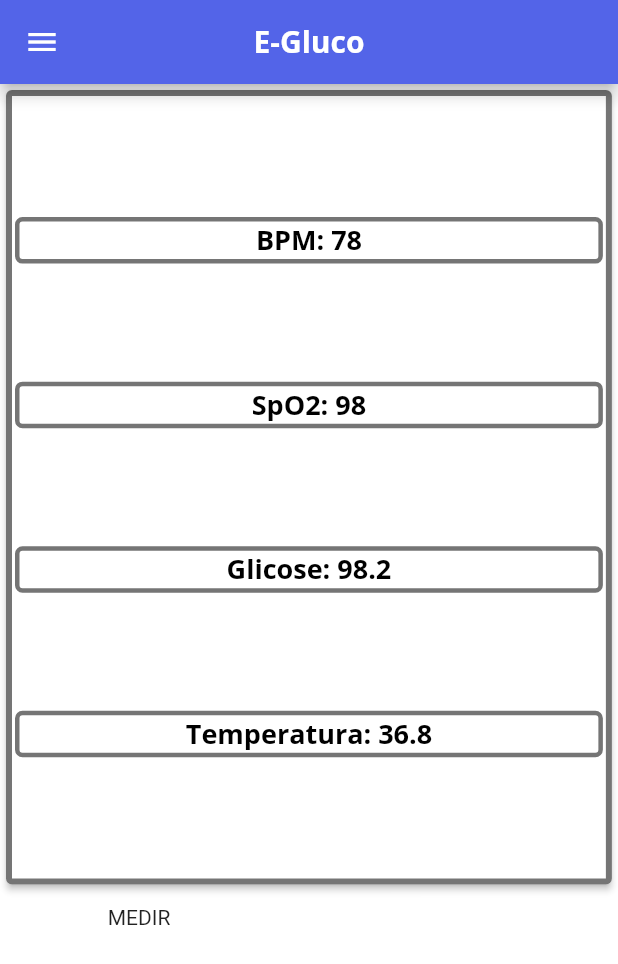
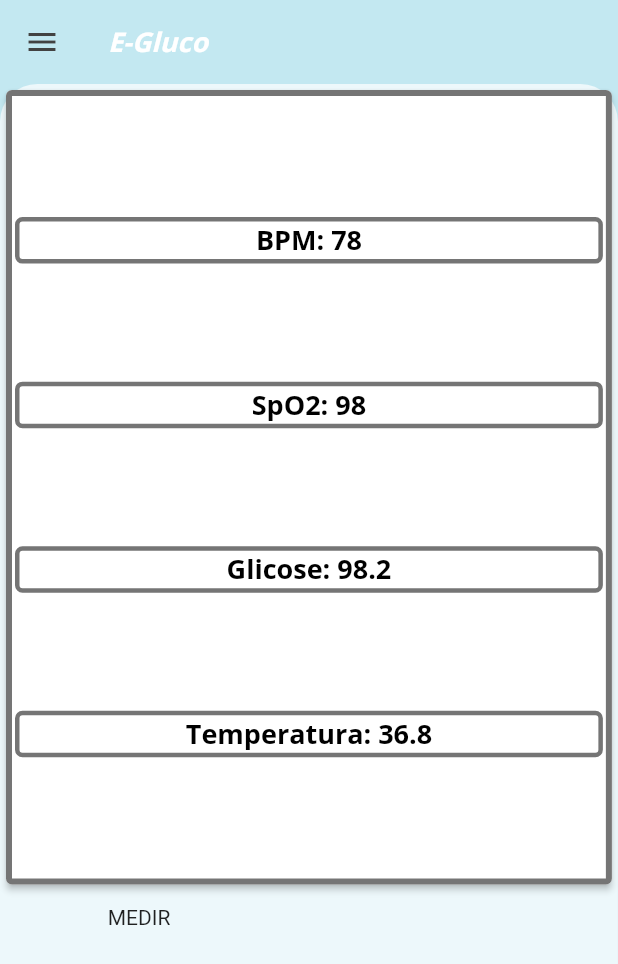
Before and after one commit to MrBertemes/Glucose-App, a Flutter app: the screen it shows after launch, after a tap on "Entrar", on a phone screen of 412 x 824 dp. Shown: the top 964 px of the screen. Run offline on Flutter 3.47's test engine with Material 2 defaults, Android fonts, the phone set to English and light mode, and no system bars; our stand-ins replace flutter_blue, sqflite; missing offline and left inert: async_button_builder, dart:html; accounts and stored records are empty.

Commit message:
Refactored appbar and colors, and added named routes

```diff
--- a/gluco/lib/main.dart
+++ b/gluco/lib/main.dart
@@ -3,28 +3,44 @@
 import 'dart:math';
 import 'package:flutter/material.dart';
 import 'package:flutter/services.dart';
+import 'package:gluco/pages/devicepage.dart';
+import 'package:gluco/pages/profilepage.dart';
+import 'package:gluco/pages/signuppage.dart';
+import 'package:gluco/styles/colors.dart';
 import 'package:gluco/widgets/chartbox.dart';
 import 'package:gluco/pages/homepage.dart';
 import 'package:gluco/widgets/sidebar.dart';
 import 'package:gluco/widgets/valuecard.dart';
 import 'package:flutter_blue/flutter_blue.dart';
 import './models/collected.dart';
+import 'pages/historypage.dart';
 import 'pages/loginpage.dart';
 import 'pages/initscreen.dart';
 
+String _defaultHome = '/login';
+
 void main() async {
   WidgetsFlutterBinding.ensureInitialized();
-  runApp(MaterialApp(
+
+  // bool _auth = await Auth.isLoggedIn();
+  bool _auth = false;
+  if (_auth) {
+    _defaultHome = '/home';
+  }
+
+  runApp(
+    MaterialApp(
       home: Main(),
-  ));
+    ),
+  );
 }
 
 class Main extends StatefulWidget {
   @override
-  MainState createState() => MainState();
+  _MainState createState() => _MainState();
 }
 
-class MainState extends State<Main> {
+class _MainState extends State<Main> {
   Collected _dataCollected = Collected(
     id: 0,
     batimento: 78,
@@ -36,29 +52,16 @@ class MainState extends State<Main> {
 
   FlutterBlue bluetooth = FlutterBlue.instance;
 
-  // desabilitar autenticação
-  bool auth = true;
-
   GlobalKey<ScaffoldState> _globalKey = GlobalKey();
   @override
   Widget build(BuildContext context) {
-    final AppBar appBar = AppBar(
-      elevation: 4,
-      centerTitle: true,
-      // backgroundColor: Color.fromARGB(255, 98, 114, 250),
-      backgroundColor: Color.fromARGB(255, 83, 100, 232),
-      title: Text("E-Gluco",
-          textAlign: TextAlign.center,
-          style: Theme.of(context).appBarTheme.titleTextStyle),
-    );
-
     return MaterialApp(
       theme: ThemeData(
-        scaffoldBackgroundColor: Colors.white,
+        scaffoldBackgroundColor: fundoScaf,
+        backgroundColor: Colors.white,
         primarySwatch: Colors.green,
-        // primarySwatch: Color.fromARGB(255, 98, 114, 250),
         accentColor: Colors.grey[600],
-        errorColor: Colors.purple[900],
+        errorColor: Colors.red[900],
         fontFamily: 'Quicksand',
         textTheme: ThemeData.light().textTheme.copyWith(
               headline6: TextStyle(
@@ -67,7 +70,8 @@ class MainState extends State<Main> {
                 fontSize: 18,
                 fontWeight: FontWeight.bold,
               ),
-            button: TextStyle(color: Colors.white)),
+              button: TextStyle(color: Colors.white),
+            ),
         appBarTheme: AppBarTheme(
           textTheme: ThemeData.light().textTheme.copyWith(
                 headline6: TextStyle(
@@ -79,17 +83,16 @@ class MainState extends State<Main> {
               ),
         ),
       ),
-      home: auth
-          ? InitScreen(
-              appBar: appBar,
-              bluetooth: bluetooth,
-              dataCollected: _dataCollected,
-            )
-          : HomePage(
-              appBar: appBar,
-              dataCollected: _dataCollected,
-              bluetooth: bluetooth,
-            ),
+      routes: {
+        '/': (context) => InitScreen(route: _defaultHome),
+        '/home': (context) =>
+            HomePage(dataCollected: _dataCollected, bluetooth: bluetooth),
+        '/login': (context) => LoginPage(),
+        '/signup': (context) => SignUpPage(),
+        '/devices': (context) => DevicePage(blue: bluetooth),
+        '/history': (context) => HistoryPage(),
+        '/profile': (context) => ProfilePage(),
+      },
     );
   }
 }
--- a/gluco/lib/pages/homepage.dart
+++ b/gluco/lib/pages/homepage.dart
@@ -4,20 +4,19 @@ import 'package:flutter/material.dart';
 import 'package:flutter_blue/flutter_blue.dart';
 import 'package:async_button_builder/async_button_builder.dart';
 import 'package:flutter_blue/gen/flutterblue.pb.dart' as pb;
+import 'package:gluco/styles/defaultappbar.dart';
 import 'package:http/http.dart';
+import '../styles/colors.dart';
 import '../widgets/sidebar.dart';
 import '../models/collected.dart';
 import '../widgets/chartbox.dart';
 import 'dart:math';
 
 class HomePage extends StatefulWidget {
-  AppBar appBar;
+  final AppBar appBar = defaultAppBar(title: "E-Gluco");
   Collected dataCollected;
   FlutterBlue bluetooth;
-  HomePage(
-      {required this.appBar,
-      required this.dataCollected,
-      required this.bluetooth});
+  HomePage({required this.dataCollected, required this.bluetooth});
 
   @override
   State<HomePage> createState() => _HomePageState();
@@ -29,15 +28,18 @@ class _HomePageState extends State<HomePage> {
   @override
   Widget build(BuildContext context) {
     return Scaffold(
-      backgroundColor: Colors.white,
       key: _globalKey,
       appBar: widget.appBar,
-      drawer: SideBar(
-        blue: widget.bluetooth,
-        dataCollected: widget.dataCollected,
-        appBar: widget.appBar,
+      drawer: SideBar(),
+      body: Container(
+        decoration: BoxDecoration(
+          color: fundoScaf2,
+          borderRadius: BorderRadius.only(
+            topLeft: Radius.circular(25),
+            topRight: Radius.circular(25),
           ),
-      body: SingleChildScrollView(
+        ),
+        child: SingleChildScrollView(
           child: Column(
             mainAxisAlignment: MainAxisAlignment.spaceEvenly,
             crossAxisAlignment: CrossAxisAlignment.center,
@@ -62,23 +64,27 @@ class _HomePageState extends State<HomePage> {
                 child: AsyncButtonBuilder(
                   child: Text('MEDIR'),
                   onPressed: () async {
-                  setState(() {
+                    setState(
+                      () {
                         readData(widget.bluetooth);
                         // readData(widget.bluetooth);
-                  });
+                      },
+                    );
                   },
                   builder: (context, child, callback, _) {
                     return ElevatedButton(
                       style: ButtonStyle(
-                      backgroundColor: MaterialStateProperty.all<Color>(
-                          Color.fromARGB(255, 83, 100, 232)),
-                      shape: MaterialStateProperty.all<RoundedRectangleBorder>(
+                        backgroundColor:
+                            MaterialStateProperty.all<Color>(azulEsverdeado),
+                        shape:
+                            MaterialStateProperty.all<RoundedRectangleBorder>(
                           RoundedRectangleBorder(
                             borderRadius: BorderRadius.circular(100),
                             side: BorderSide(
                               color: Theme.of(context).accentColor,
                             ),
-                      )),
+                          ),
+                        ),
                       ),
                       onPressed: callback,
                       child: child,
@@ -87,6 +93,7 @@ class _HomePageState extends State<HomePage> {
                 ),
               ),
             ],
+          ),
         ),
       ),
     );
--- a/gluco/lib/pages/initscreen.dart
+++ b/gluco/lib/pages/initscreen.dart
@@ -1,21 +1,12 @@
+// ignore_for_file: use_key_in_widget_constructors
+
 import 'dart:async';
 import 'package:flutter/material.dart';
-import 'package:flutter_blue/flutter_blue.dart';
-import '../models/collected.dart';
-import 'homepage.dart';
-import 'loginpage.dart';
+import 'package:gluco/styles/colors.dart';
 
 class InitScreen extends StatefulWidget {
-  // não sei se tá certo isso
-  final AppBar appBar;
-  final Collected dataCollected;
-  final FlutterBlue bluetooth;
-  const InitScreen(
-      {Key? key,
-      required this.appBar,
-      required this.dataCollected,
-      required this.bluetooth})
-      : super(key: key);
+  final String route;
+  const InitScreen({required this.route});
 
   @override
   State<InitScreen> createState() => _InitScreenState();
@@ -25,15 +16,16 @@ class _InitScreenState extends State<InitScreen> {
   @override
   Widget build(BuildContext context) {
     return Scaffold(
-      backgroundColor: Colors.white,
+      backgroundColor: fundo,
       body: Center(
         child: Column(
           mainAxisAlignment: MainAxisAlignment.center,
           children: const [
             CircularProgressIndicator(),
             Padding(
-                padding: EdgeInsets.all(24.0),
-                child: Text("*finge que é uma animação*")),
+              padding: EdgeInsets.all(24.0),
+              child: Text("*finge que é uma animação*"),
+            ),
           ],
         ),
       ),
@@ -50,24 +42,7 @@ class _InitScreenState extends State<InitScreen> {
     return Timer(
       const Duration(seconds: 1),
       () {
-        Navigator.pushReplacement(
-          context,
-          MaterialPageRoute(
-            builder: (context) => // MainState.auth
-                // ?
-                LoginPage(
-              appBar: widget.appBar,
-              dataCollected: widget.dataCollected,
-              bluetooth: widget.bluetooth,
-            ),
-          ),
-        );
-        // :
-        // HomePage(
-        //   appBar: widget.appBar,
-        //   dataCollected: widget.dataCollected,
-        //   bluetooth: widget.bluetooth,
-        // )));
+        Navigator.popAndPushNamed(context, widget.route);
       },
     );
   }
--- a/gluco/lib/pages/loginpage.dart
+++ b/gluco/lib/pages/loginpage.dart
@@ -1,20 +1,10 @@
-// ignore_for_file: must_be_immutable, prefer_const_constructors
+// ignore_for_file: must_be_immutable, prefer_const_constructors, use_key_in_widget_constructors
 
 import 'package:flutter/material.dart';
-import 'package:flutter_blue/flutter_blue.dart';
-import '../models/collected.dart';
-import 'homepage.dart';
+import 'package:gluco/styles/colors.dart';
 
 class LoginPage extends StatefulWidget {
-  final AppBar appBar;
-  final Collected dataCollected;
-  final FlutterBlue bluetooth;
-  const LoginPage(
-      {Key? key,
-      required this.appBar,
-      required this.dataCollected,
-      required this.bluetooth})
-      : super(key: key);
+  const LoginPage();
 
   @override
   State<LoginPage> createState() => _LoginPageState();
@@ -23,6 +13,7 @@ class LoginPage extends StatefulWidget {
 class _LoginPageState extends State<LoginPage> {
   late final TextEditingController _email;
   late final TextEditingController _password;
+  bool hidePassword = true;
 
   @override
   void initState() {
@@ -40,12 +31,13 @@ class _LoginPageState extends State<LoginPage> {
 
   @override
   Widget build(BuildContext context) {
+    // Problema com scrollable, corta quando abre o teclado
     return Stack(
       children: [
         Container(
           width: MediaQuery.of(context).size.width,
           height: MediaQuery.of(context).size.height,
-          color: Colors.white,
+          color: fundo,
         ),
         Positioned(
           top: -MediaQuery.of(context).size.width * 0.4,
@@ -54,13 +46,13 @@ class _LoginPageState extends State<LoginPage> {
             child: Container(
               width: MediaQuery.of(context).size.width * 1.2,
               height: MediaQuery.of(context).size.width,
-              decoration: const BoxDecoration(
+              decoration: BoxDecoration(
                 gradient: LinearGradient(
                   begin: Alignment.center,
                   end: Alignment.bottomCenter,
                   colors: [
-                    Color.fromARGB(150, 168, 222, 234),
-                    Color.fromARGB(150, 142, 196, 121)
+                    azulClaro, // são essas cores ou as primas?
+                    verdeClaro,
                   ],
                 ),
               ),
@@ -73,6 +65,7 @@ class _LoginPageState extends State<LoginPage> {
           width: MediaQuery.of(context).size.width,
           height: MediaQuery.of(context).size.height,
           child: const Text(
+            // placeholder
             "EGluco",
             textAlign: TextAlign.center,
             style: TextStyle(
@@ -95,23 +88,25 @@ class _LoginPageState extends State<LoginPage> {
                   padding: const EdgeInsets.fromLTRB(10.0, 0.0, 10.0, 10.0),
                   child: TextField(
                     controller: _email,
-                    decoration: const InputDecoration(
+                    decoration: InputDecoration(
                       hintText: "E-mail",
                       hintStyle: TextStyle(
-                        color: Color.fromARGB(255, 142, 196, 121),
+                        color: verdeAzulado,
                       ),
                       enabledBorder: UnderlineInputBorder(
                         borderSide: BorderSide(
-                            width: 2,
-                            color: Color.fromARGB(255, 142, 196, 121)),
+                          width: 2,
+                          color: verdeAzulado,
+                        ),
                       ),
                       focusedBorder: UnderlineInputBorder(
                         borderSide: BorderSide(
-                            width: 3,
-                            color: Color.fromARGB(255, 142, 196, 121)),
+                          width: 3,
+                          color: verdeAzulado,
+                        ),
                       ),
                     ),
-                    cursorColor: Color.fromARGB(255, 142, 196, 121),
+                    cursorColor: verdeAzulado,
                     keyboardType: TextInputType.emailAddress,
                     style: Theme.of(context).textTheme.bodyText2,
                   ),
@@ -120,25 +115,39 @@ class _LoginPageState extends State<LoginPage> {
                   padding: const EdgeInsets.fromLTRB(10.0, 0.0, 10.0, 25.0),
                   child: TextField(
                     controller: _password,
-                    decoration: const InputDecoration(
+                    obscureText: hidePassword,
+                    decoration: InputDecoration(
                       hintText: "Senha",
                       hintStyle: TextStyle(
-                        color: Color.fromARGB(255, 130, 180, 153),
+                        color: azulClaro,
                       ),
                       enabledBorder: UnderlineInputBorder(
                         borderSide: BorderSide(
-                            width: 2,
-                            color: Color.fromARGB(255, 130, 180, 153)),
+                          width: 2,
+                          color: azulClaro,
+                        ),
                       ),
                       focusedBorder: UnderlineInputBorder(
                         borderSide: BorderSide(
-                            width: 3,
-                            color: Color.fromARGB(255, 130, 180, 153)),
+                          width: 3,
+                          color: azulClaro,
+                        ),
                       ),
+                      suffixIcon: IconButton(
+                          onPressed: () {
+                            setState(
+                              () {
+                                hidePassword = !hidePassword;
+                              },
+                            );
+                          },
+                          icon: Icon(hidePassword
+                              ? Icons.visibility_off
+                              : Icons.visibility),
+                          color: azulClaro),
                     ),
-                    cursorColor: Color.fromARGB(255, 130, 180, 153),
+                    cursorColor: azulClaro,
                     style: Theme.of(context).textTheme.bodyText2,
-                    obscureText: true,
                     enableSuggestions: false,
                     autocorrect: false,
                   ),
@@ -148,52 +157,64 @@ class _LoginPageState extends State<LoginPage> {
                   width: MediaQuery.of(context).size.width * 0.865,
                   decoration: BoxDecoration(
                     borderRadius: BorderRadius.circular(8),
-                    color: Color.fromARGB(255, 51, 181, 203),
+                    color: azulClaro,
                   ),
                   child: TextButton(
-                    onPressed: () async {
-                      final email = _email.text;
-                      final password = _password.text;
-                      // await FirebaseAuth.instance.signInWithEmailAndPassword(
-                      //     email: email, password: password);
-                      Navigator.pop(context);
-                      await Navigator.push(context,
-                          MaterialPageRoute(builder: (context) {
-                        return HomePage(
-                            appBar: widget.appBar,
-                            dataCollected: widget.dataCollected,
-                            bluetooth: widget.bluetooth);
-                      }));
-                    },
                     child: const Text("Entrar", style: TextStyle(fontSize: 16)),
                     style: TextButton.styleFrom(
                       primary: Colors.white,
                     ),
+                    onPressed: () async {
+                      // final email = _email.text;
+                      // final password = _password.text;
+                      // await FirebaseAuth.instance.signInWithEmailAndPassword(
+                      //     email: email, password: password);
+
+                      Navigator.popAndPushNamed(context, '/home');
+                    },
                   ),
                 ),
                 Container(
                   padding: const EdgeInsets.all(10.0),
                   child: Row(
                     mainAxisAlignment: MainAxisAlignment.center,
-                    children: const [
+                    children: [
                       Expanded(
-                        child: Divider(
-                            thickness: 2,
-                            color: Color.fromARGB(255, 51, 181, 203)),
+                        child: Container(
+                          height: 2,
+                          decoration: BoxDecoration(
+                            gradient: LinearGradient(
+                              colors: [
+                                Colors.transparent,
+                                azulClaro,
+                                azulClaro,
+                              ],
+                            ),
+                          ),
+                        ),
                       ),
                       Padding(
                         padding: EdgeInsets.all(8.0),
                         child: Text(
                           "ou",
                           style: TextStyle(
-                            color: Color.fromARGB(255, 51, 181, 203),
+                            color: azulClaro,
                           ),
                         ),
                       ),
                       Expanded(
-                        child: Divider(
-                            thickness: 2,
-                            color: Color.fromARGB(255, 51, 181, 203)),
+                        child: Container(
+                          height: 2,
+                          decoration: BoxDecoration(
+                            gradient: LinearGradient(
+                              colors: [
+                                azulClaro,
+                                azulClaro,
+                                Colors.transparent,
+                              ],
+                            ),
+                          ),
+                        ),
                       ),
                     ],
                   ),
@@ -202,38 +223,22 @@ class _LoginPageState extends State<LoginPage> {
                   padding: const EdgeInsets.all(10.0),
                   width: MediaQuery.of(context).size.width * 0.865,
                   decoration: BoxDecoration(
-                    border:
-                        Border.all(color: Color.fromARGB(255, 51, 181, 203)),
+                    border: Border.all(color: azulClaro),
                     borderRadius: BorderRadius.circular(8),
-                    color: Colors.white,
+                    color: fundo,
                   ),
                   child: TextButton(
-                    // onPressed: () async {
-                    //   Navigator.pop(context);
-                    //   await Navigator.push(context,
-                    //       MaterialPageRoute(builder: (context) {
-                    //     return SignUpPage(
-                    //       appBar: widget.appBar,
-                    //       dataCollected: widget.dataCollected,
-                    //       bluetooth: widget.bluetooth,
-                    //     );
-                    //   }));
-                    // },
-                    onPressed: () async {
-                      Navigator.pop(context);
-                      await Navigator.push(context,
-                          MaterialPageRoute(builder: (context) {
-                        return HomePage(
-                            appBar: widget.appBar,
-                            dataCollected: widget.dataCollected,
-                            bluetooth: widget.bluetooth);
-                      }));
-                    },
                     child:
                         const Text("Cadastrar", style: TextStyle(fontSize: 16)),
                     style: TextButton.styleFrom(
-                      primary: const Color.fromARGB(255, 51, 181, 203),
+                      primary: azulClaro,
                     ),
+                    onPressed: () async {
+                      Navigator.popAndPushNamed(context, '/home');
+                    },
+                    // onPressed: () async {
+                    //   Navigator.popAndPushNamed(context, '/signup');
+                    // },
                   ),
                 ),
                 Container(
@@ -243,7 +248,7 @@ class _LoginPageState extends State<LoginPage> {
                     child: Text(
                       "Esqueci a senha",
                       style: TextStyle(
-                        color: Color.fromARGB(255, 51, 181, 203),
+                        color: azulClaro,
                       ),
                     ),
                   ),
--- /dev/null
+++ b/gluco/lib/styles/colors.dart
@@ -0,0 +1,21 @@
+import 'package:flutter/material.dart';
+
+// Tava sem criatividade pra nomes
+/// Tema principal e ícone da glicose
+Color azulEsverdeado = const Color.fromRGBO(90, 204, 194, 0.53);
+
+/// Campo senha, botão entrar  e ícone da temperatura
+Color azulClaro = const Color.fromRGBO(51, 181, 204, 0.53);
+
+/// Campo e-mail e ícone do BPM
+Color verdeAzulado = const Color.fromRGBO(97, 199, 140, 0.54);
+
+/// Cor do ícone da oxigenação
+Color verdeClaro = const Color.fromRGBO(116, 209, 76, 0.54);
+
+/// Cor do fundo
+Color fundo = const Color.fromRGBO(255, 255, 255, 1.0);
+
+/// Cor fundo do scaffold
+Color fundoScaf = const Color.fromRGBO(195, 232, 241, 1.0);
+Color fundoScaf2 = const Color.fromRGBO(255, 255, 255, 0.7);
--- a/gluco/lib/styles/appbartest.dart
+++ b/gluco/lib/styles/defaultappbar.dart
@@ -1,19 +1,21 @@
 // ignore_for_file: prefer_const_constructors
 
 import 'package:flutter/material.dart';
+import 'package:gluco/styles/colors.dart';
 
-AppBar appBarTest({title}) => AppBar(
-      elevation: 4,
-      centerTitle: true,
-      backgroundColor: Color.fromARGB(255, 98, 114, 250),
+AppBar defaultAppBar({title, trailing}) => AppBar(
+      elevation: 0,
+      backgroundColor: Colors.transparent,
+      foregroundColor: Colors.grey[800],
+      actions: trailing,
       title: Text(
         title,
         textAlign: TextAlign.center,
         style: TextStyle(
-          color: Colors.white,
           fontFamily: 'OpenSans',
           fontSize: 18,
           fontWeight: FontWeight.bold,
+          fontStyle: FontStyle.italic,
         ),
       ),
     );
```
Also changed, not shown: gluco/lib/pages/devicepage.dart (+29 -7 lines), gluco/lib/pages/historypage.dart (+17 -4 lines), gluco/lib/pages/profilepage.dart (+17 -5 lines), gluco/lib/pages/signuppage.dart (+18 -48 lines), gluco/lib/widgets/sidebar.dart (+16 -42 lines), gluco/pubspec.lock, 1 other file. Lines whose indentation alone changed are shown as unchanged.
